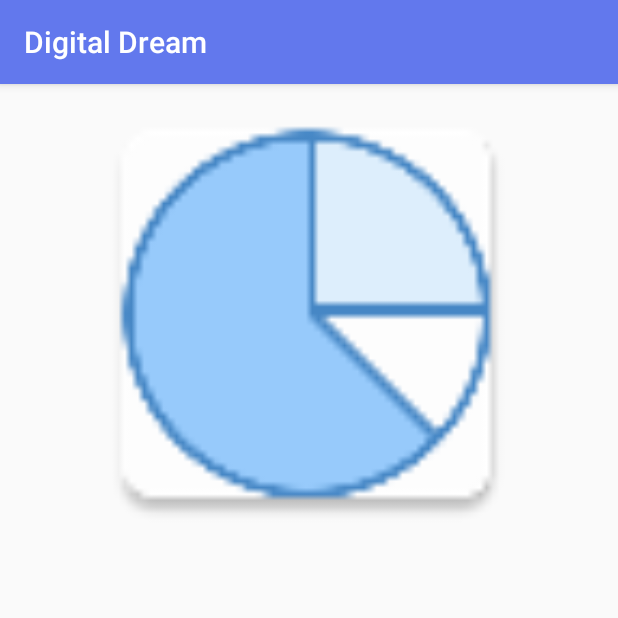
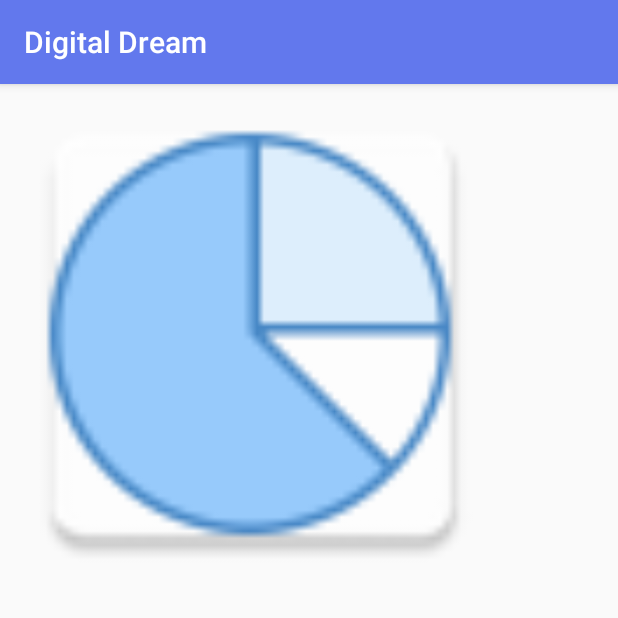
Before and after one commit to HuongD97/DigitalDream, an Android app: the BudgetPage screen opened directly, with no data from a screen before it, on a phone screen of 412 x 824 dp, the top half of it. Run offline under Robolectric (Android 15) with nearby library versions, the phone set to English and light mode, and no system bars.

Commit message:
Fixed picture name issue

```diff
--- a/app/build.gradle
+++ b/app/build.gradle
@@ -24,10 +24,12 @@ dependencies {
     compile fileTree(dir: 'libs', include: ['*.jar'])
     androidTestCompile('com.android.support.test.espresso:espresso-core:2.2.2', {
         exclude group: 'com.android.support', module: 'support-annotations'
+
     })
     compile 'com.android.support:appcompat-v7:25.3.1'
     compile 'com.android.support.constraint:constraint-layout:1.0.2'
     compile 'com.android.support:design:25.3.1'
     compile 'com.android.support:support-vector-drawable:25.3.1'
     testCompile 'junit:junit:4.12'
+    compile 'com.facebook.android:facebook-android-sdk:[4,5)'
 }
--- a/app/src/main/res/layout/activity_budget_page.xml
+++ b/app/src/main/res/layout/activity_budget_page.xml
@@ -55,11 +55,11 @@
     </TabHost>
 
     <ImageView
-        android:id="@+id/imageView3"
-        android:layout_width="316dp"
-        android:layout_height="310dp"
-        app:srcCompat="@mipmap/Chart_Place_Holder"
-        tools:layout_editor_absoluteY="58dp"
-        app:layout_constraintRight_toRightOf="parent"
-        app:layout_constraintLeft_toLeftOf="parent" />
+        android:id="@+id/imageView5"
+        android:layout_width="338dp"
+        android:layout_height="338dp"
+        app:srcCompat="@mipmap/chart_sample"
+        tools:layout_editor_absoluteX="23dp"
+        tools:layout_editor_absoluteY="30dp" />
+
 </android.support.constraint.ConstraintLayout>
--- a/build.gradle
+++ b/build.gradle
@@ -3,6 +3,7 @@
 buildscript {
     repositories {
         jcenter()
+        mavenCentral()
     }
     dependencies {
         classpath 'com.android.tools.build:gradle:2.3.3'
```
Also changed, not shown: app/src/main/chart_sample-web.png (added), app/src/main/res/mipmap-hdpi/chart_sample.png (added), app/src/main/res/mipmap-mdpi/chart_sample.png (added), app/src/main/res/mipmap-xhdpi/chart_sample.png (added), app/src/main/res/mipmap-xxhdpi/chart_sample.png (added), app/src/main/res/mipmap-xxxhdpi/chart_sample.png (added).
